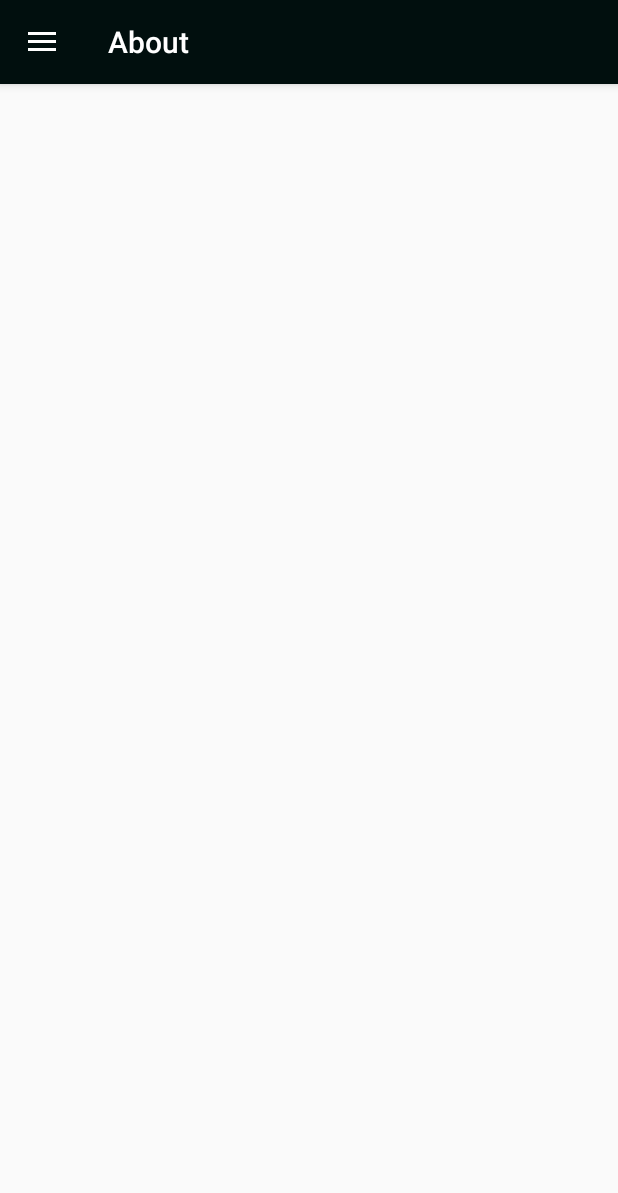
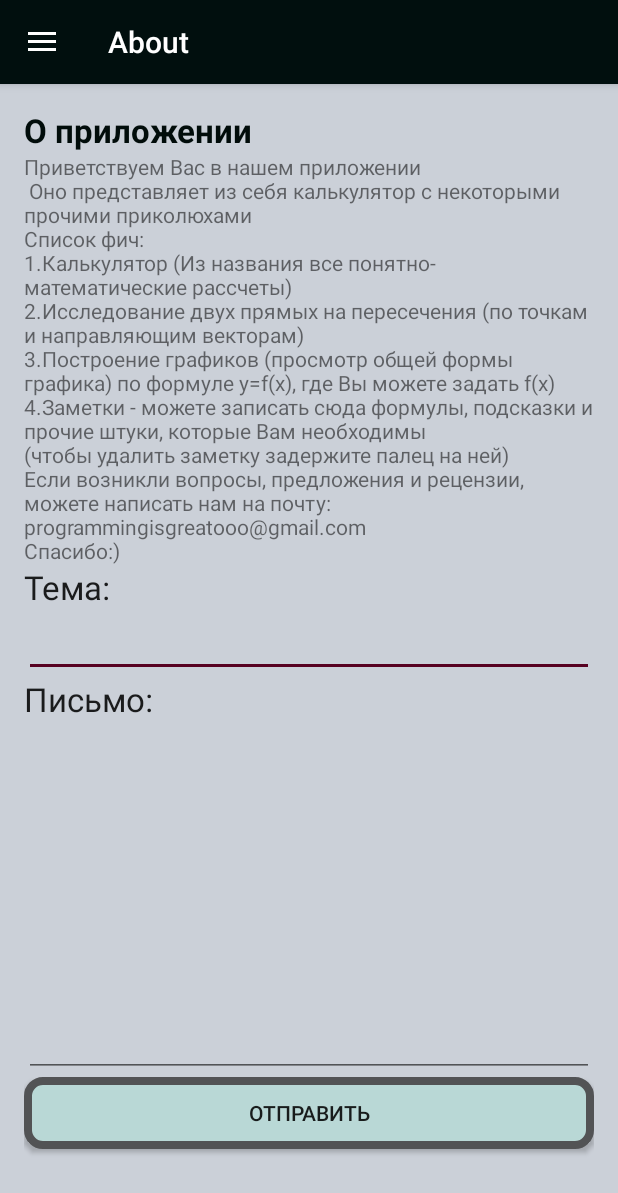
Before and after one commit to AJcorpcalc/AndroidCalc, an Android app: the screen it shows after launch (MainActivity), in the side drawer, after a tap on "About", on a phone screen of 412 x 824 dp. Shown: the top 1193 px of the screen. Run offline under Robolectric (Android 15) with nearby library versions, the phone set to English and light mode, and no system bars; our stand-ins replace navigation-ui.

Commit message:
Filled about feature,added send mail element

```diff
--- a/Calculator_v_0.5/app/src/main/java/com/example/myapplication/ui/about/AboutFragment.java
+++ b/Calculator_v_0.5/app/src/main/java/com/example/myapplication/ui/about/AboutFragment.java
@@ -1,9 +1,16 @@
 package com.example.myapplication.ui.about;
 
+import android.annotation.SuppressLint;
+import android.content.Intent;
 import android.os.Bundle;
+import android.provider.ContactsContract;
 import android.view.LayoutInflater;
 import android.view.View;
 import android.view.ViewGroup;
+import android.widget.Button;
+import android.widget.EditText;
+import android.widget.TextView;
+
 import androidx.annotation.NonNull;
 import androidx.fragment.app.Fragment;
 
@@ -11,14 +18,60 @@ import androidx.fragment.app.Fragment;
 import com.example.myapplication.R;
 
 public class AboutFragment extends Fragment {
-
+    private static TextView about;
+    private EditText EmailSubject;
+    private EditText EmailMessage;
 
 
     public View onCreateView(@NonNull LayoutInflater inflater,
                              ViewGroup container, Bundle savedInstanceState) {
 
         View root = inflater.inflate(R.layout.fragment_about, container, false);
+        about=(TextView) root.findViewById(R.id.aboutText);
+        setAbout();
 
+        EmailSubject=(EditText) root.findViewById(R.id.aboutEmailSubject);
+        EmailMessage=(EditText) root.findViewById(R.id.aboutEmailMessage);
+
+        Button sendButton = (Button) root.findViewById(R.id.aboutEMailSend);
+        sendButton.setOnClickListener(new View.OnClickListener() {
+            @Override
+            public void onClick(View view) {
+                sendMail();
+            }
+        });
         return root;
     }
+
+    private void sendMail()
+    {
+        String subject = EmailSubject.getText().toString();
+        String message = EmailMessage.getText().toString();
+
+        Intent intent = new Intent(Intent.ACTION_SEND);
+        intent.putExtra(Intent.EXTRA_EMAIL,new String[]{"programmingisgreatooo@gmail.com"});
+        intent.putExtra(Intent.EXTRA_SUBJECT,subject);
+        intent.putExtra(Intent.EXTRA_TEXT,message);
+
+        intent.setType("message/rfc822");
+        startActivity(Intent.createChooser(intent,"Выберите приложение Email"));
+
+    }
+
+    @SuppressLint("SetTextI18n")
+    private void setAbout()
+    {
+        about.setText("Приветствуем Вас в нашем приложении \n " +
+                "Оно представляет из себя калькулятор с некоторыми прочими приколюхами\n" +
+                "Список фич:\n" +
+                "1.Калькулятор (Из названия все понятно- математические рассчеты)\n" +
+                "2.Исследование двух прямых на пересечения (по точкам и направляющим векторам)\n" +
+                "3.Построение графиков (просмотр общей формы графика) по формуле y=f(x), где Вы можете задать f(x)\n" +
+                "4.Заметки - можете записать сюда формулы, подсказки и прочие штуки, которые Вам необходимы\n" +
+                "(чтобы удалить заметку задержите палец на ней)\n" +
+                "Если возникли вопросы, предложения и рецензии, можете написать нам на почту:\n" +
+                "programmingisgreatooo@gmail.com\n" +
+                "Спасибо:)");
+    }
+
 }
--- a/Calculator_v_0.5/app/src/main/res/layout/fragment_about.xml
+++ b/Calculator_v_0.5/app/src/main/res/layout/fragment_about.xml
@@ -1,9 +1,67 @@
 <?xml version="1.0" encoding="utf-8"?>
-<androidx.constraintlayout.widget.ConstraintLayout xmlns:android="http://schemas.android.com/apk/res/android"
-    xmlns:app="http://schemas.android.com/apk/res-auto"
-    android:layout_width="match_parent"
-    android:layout_height="match_parent"
-    >
+<androidx.core.widget.NestedScrollView
+        xmlns:android="http://schemas.android.com/apk/res/android"
+        xmlns:app="http://schemas.android.com/apk/res-auto"
+        xmlns:tools="http://schemas.android.com/tools"
+        android:layout_width="match_parent"
+        android:layout_height="match_parent"
+
+        android:fillViewport="true">
+
+        <LinearLayout
+            android:layout_width="match_parent"
+            android:layout_height="wrap_content"
+            android:orientation="vertical"
+            android:padding="16dp"
+            android:background="@color/colorGray">
+
+            <TextView
+                android:id="@+id/aboutTitle"
+                android:layout_width="match_parent"
+                android:layout_height="wrap_content"
+                android:text="@string/aboutTitle"
+                android:textColor="@color/colorDark"
+                android:textAppearance="@style/TextAppearance.AppCompat.Large"
+                android:textStyle="bold" />
+
+            <TextView
+                android:id="@+id/aboutText"
+                android:layout_width="match_parent"
+                android:layout_height="wrap_content"
+                />
+            <TextView
+                android:layout_width="match_parent"
+                android:layout_height="wrap_content"
+                android:text="Тема:"
+                android:textAppearance="@style/TextAppearance.AppCompat.Large"
+                />
+            <EditText
+                android:id="@+id/aboutEmailSubject"
+                android:layout_width="match_parent"
+                android:layout_height="wrap_content"
+                android:inputType="textEmailSubject"
+                />
+            <TextView
+                android:layout_width="match_parent"
+                android:layout_height="wrap_content"
+                android:textAppearance="@style/TextAppearance.AppCompat.Large"
+               android:text="Письмо:"
+                />
+            <EditText
+                android:id="@+id/aboutEmailMessage"
+                android:layout_width="match_parent"
+                android:layout_height="wrap_content"
+                android:lines="10"
+                android:gravity="start|top"
+                />
+
+            <Button
+                android:id="@+id/aboutEMailSend"
+                android:layout_width="match_parent"
+                android:layout_height="wrap_content"
+                android:background="@drawable/buttons"
+                android:text="Отправить"/>
 
 
-</androidx.constraintlayout.widget.ConstraintLayout>
+        </LinearLayout>
+</androidx.core.widget.NestedScrollView>
--- a/Calculator_v_0.5/app/src/main/res/values/strings.xml
+++ b/Calculator_v_0.5/app/src/main/res/values/strings.xml
@@ -55,6 +55,7 @@
     <string name="graphDraw">Нарисовать</string>
     <string name="graphInputTitle">Введите формулу:</string>
     <string name="GraphTitle">Построение Графиков</string>
+    <string name="aboutTitle">О приложении</string>
 
     <string-array name="List1">
         <item>Производные</item>
```
